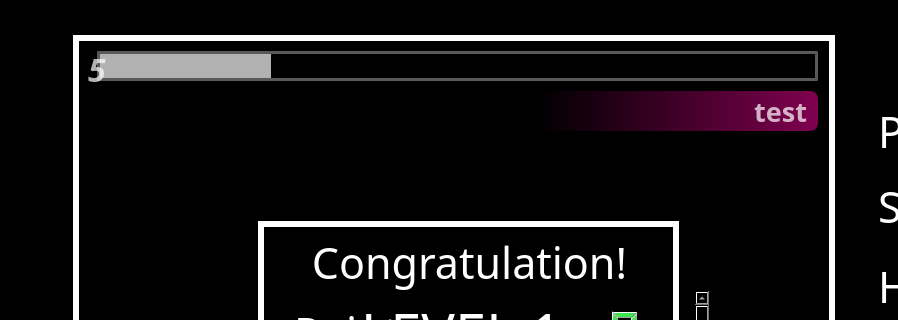
Above: mainwindow.ui from alvin5716/Shooting-Game-Space-Defender before the change; both pictures show x 0 to 898 and y 0 to 320 of the 1206 by 962 pixel window. Below: the same form after it.
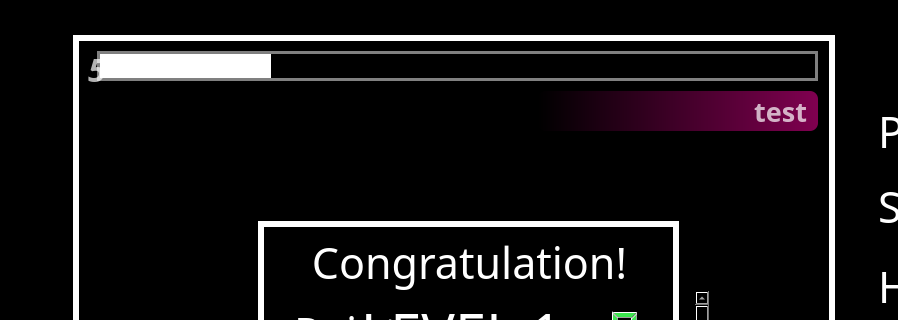
That is the form after the change. Icons and pictures are not drawn.

What changed in the file:
```diff
--- a/mainwindow.ui
+++ b/mainwindow.ui
@@ -238,10 +238,10 @@
         </property>
         <property name="styleSheet">
          <string notr="true">QProgressBar::chunk{
-background:rgba(255,255,255,0.7);
+background:rgba(255,255,255);
 }
 QProgressBar:horizontal {
-border: 3px solid rgba(128,128,128,0.7);
+border: 3px solid rgba(128,128,128);
 background:transparent;
 }</string>
         </property>
```
